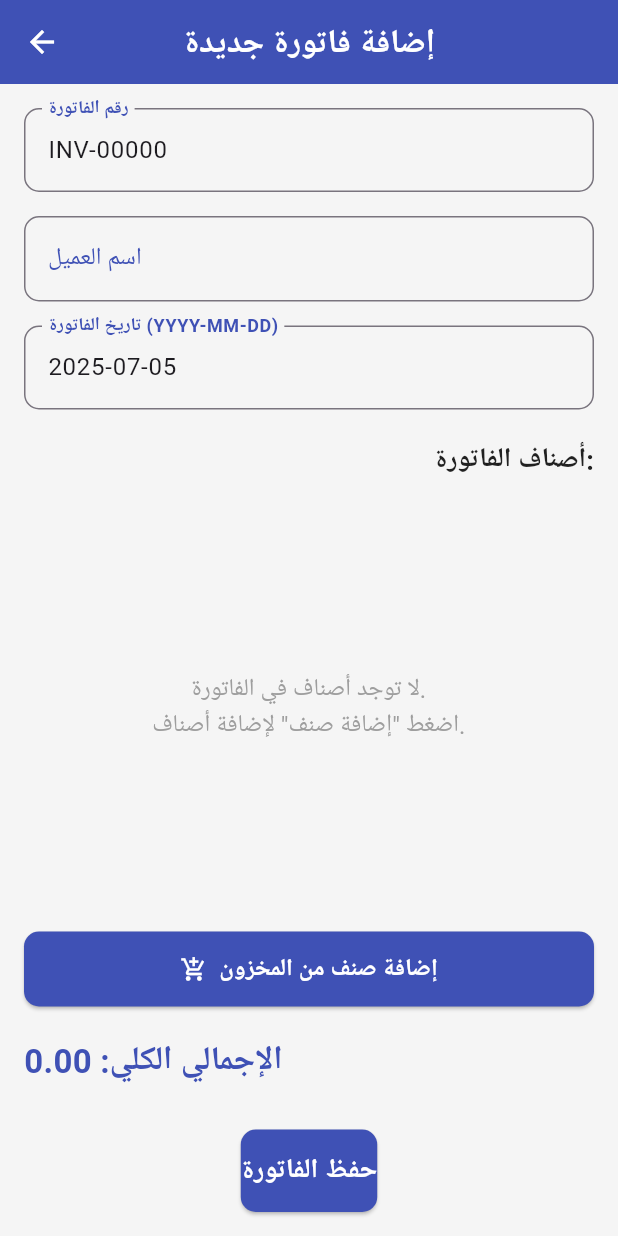
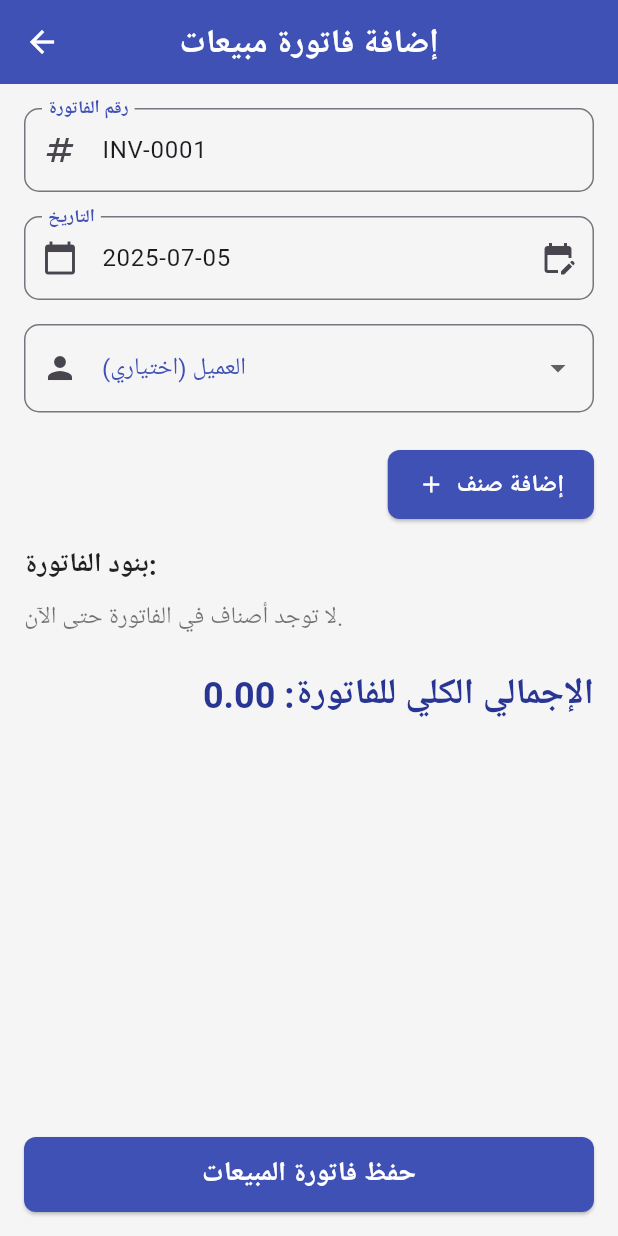
Before and after one commit to abdullah0564537441/mhasbb, a Flutter app: the AddEditInvoiceScreen screen opened by its route, on a phone screen of 412 x 824 dp. Run offline on Flutter 3.47's test engine with Material 3 defaults, Android fonts, the phone set to English and light mode, and no system bars; our stand-ins replace hive, hive_flutter, shared_preferences; accounts and stored records are empty.

Commit message:
Update add_edit_invoice_screen.dart

```diff
--- a/lib/screens/add_edit_invoice_screen.dart
+++ b/lib/screens/add_edit_invoice_screen.dart
@@ -1,19 +1,16 @@
+// lib/screens/add_edit_invoice_screen.dart
 import 'package:flutter/material.dart';
 import 'package:hive_flutter/hive_flutter.dart';
 import 'package:uuid/uuid.dart';
+import 'package:intl/intl.dart';
 
-// استيراد موديلات Hive
 import 'package:mhasbb/models/invoice.dart';
 import 'package:mhasbb/models/invoice_item.dart';
+import 'package:mhasbb/models/item.dart';
 import 'package:mhasbb/models/customer.dart';
-import 'package:mhasbb/models/item.dart'; // ⭐ تأكد من استيراد موديل Item
-
-// استيراد شاشة اختيار الأصناف الجديدة
-import 'package:mhasbb/screens/item_selection_screen.dart';
-
 
 class AddEditInvoiceScreen extends StatefulWidget {
-  final Invoice? invoice; // الفاتورة التي سيتم تعديلها (يمكن أن تكون null للإضافة)
+  final Invoice? invoice;
 
   const AddEditInvoiceScreen({super.key, this.invoice});
 
@@ -22,305 +19,402 @@ class AddEditInvoiceScreen extends StatefulWidget {
 }
 
 class _AddEditInvoiceScreenState extends State<AddEditInvoiceScreen> {
-  final _formKey = GlobalKey<FormState>(); // مفتاح للتحقق من صحة النموذج
+  final _formKey = GlobalKey<FormState>();
+  final Uuid uuid = const Uuid();
 
-  // المتحكمات (Controllers) لحقول الإدخال
   late TextEditingController _invoiceNumberController;
-  late TextEditingController _customerNameController; // مؤقتًا لاسم العميل
-  late TextEditingController _invoiceDateController;
-
-  List<InvoiceItem> _invoiceItems = []; // قائمة الأصناف في الفاتورة
-  double _totalAmount = 0.0; // إجمالي مبلغ الفاتورة
+  late TextEditingController _dateController;
+  Customer? _selectedCustomer;
+  final List<InvoiceItem> _invoiceItems = [];
 
   late Box<Invoice> invoicesBox;
-  late Box<Item> itemsBox; // ⭐ إضافة صندوق الأصناف
-  final Uuid uuid = const Uuid(); // لتوليد معرفات فريدة
+  late Box<Item> itemsBox;
+  late Box<Customer> customersBox;
+
+  DateTime _selectedDate = DateTime.now();
 
   @override
   void initState() {
     super.initState();
     invoicesBox = Hive.box<Invoice>('invoices_box');
-    itemsBox = Hive.box<Item>('items_box'); // ⭐ تهيئة صندوق الأصناف
+    itemsBox = Hive.box<Item>('items_box');
+    customersBox = Hive.box<Customer>('customers_box');
 
-    // تهيئة المتحكمات بناءً على ما إذا كنا نضيف فاتورة جديدة أو نعدل فاتورة موجودة
     if (widget.invoice == null) {
       // فاتورة جديدة
-      _invoiceNumberController = TextEditingController(text: _generateNewInvoiceNumber());
-      _customerNameController = TextEditingController();
-      _invoiceDateController = TextEditingController(text: _formatDate(DateTime.now()));
-      _invoiceItems = [];
-      _totalAmount = 0.0;
+      _invoiceNumberController = TextEditingController(text: _generateNextInvoiceNumber());
+      _selectedDate = DateTime.now();
+      _dateController = TextEditingController(text: DateFormat('yyyy-MM-dd').format(_selectedDate));
     } else {
       // تعديل فاتورة موجودة
       _invoiceNumberController = TextEditingController(text: widget.invoice!.invoiceNumber);
-      _customerNameController = TextEditingController(text: widget.invoice!.customerName);
-      _invoiceDateController = TextEditingController(text: _formatDate(widget.invoice!.invoiceDate));
-      _invoiceItems = List.from(widget.invoice!.items); // نسخ الأصناف الموجودة
-      _calculateTotalAmount(); // إعادة حساب الإجمالي
+      _selectedDate = widget.invoice!.date; // ⭐ تم التعديل هنا: invoiceDate إلى date
+      _dateController = TextEditingController(text: DateFormat('yyyy-MM-dd').format(_selectedDate));
+      _invoiceItems.addAll(widget.invoice!.items); // تم إزالة final من 'items' في Invoice
+      if (widget.invoice!.customerId != null) {
+        _selectedCustomer = customersBox.get(widget.invoice!.customerId);
       }
+    }
+  }
+
+  String _generateNextInvoiceNumber() {
+    final allInvoices = invoicesBox.values.toList();
+    final salesInvoices = allInvoices.where((inv) => inv.type == InvoiceType.sale).toList();
+    if (salesInvoices.isEmpty) {
+      return 'INV-0001';
+    }
+    // البحث عن أعلى رقم فاتورة مبيعات حالي
+    int maxNumber = 0;
+    for (var invoice in salesInvoices) {
+      if (invoice.invoiceNumber.startsWith('INV-')) {
+        try {
+          int currentNumber = int.parse(invoice.invoiceNumber.substring(4));
+          if (currentNumber > maxNumber) {
+            maxNumber = currentNumber;
+          }
+        } catch (e) {
+          // تجاهل الأخطاء إذا كان التنسيق غير صحيح
+        }
+      }
+    }
+    return 'INV-${(maxNumber + 1).toString().padLeft(4, '0')}';
   }
 
   @override
   void dispose() {
     _invoiceNumberController.dispose();
-    _customerNameController.dispose();
-    _invoiceDateController.dispose();
+    _dateController.dispose();
     super.dispose();
   }
 
-  // دالة لتوليد رقم فاتورة جديد (مثال بسيط)
-  String _generateNewInvoiceNumber() {
-    // يمكنك تحسين هذه الدالة لتوليد أرقام متسلسلة أو أكثر تعقيدًا
-    return 'INV-${DateTime.now().millisecondsSinceEpoch.toString().substring(8)}';
+  Future<void> _selectDate(BuildContext context) async {
+    final DateTime? picked = await showDatePicker(
+      context: context,
+      initialDate: _selectedDate,
+      firstDate: DateTime(2000),
+      lastDate: DateTime(2101),
+    );
+    if (picked != null && picked != _selectedDate) {
+      setState(() {
+        _selectedDate = picked;
+        _dateController.text = DateFormat('yyyy-MM-dd').format(_selectedDate);
+      });
+    }
   }
 
-  // دالة لتنسيق التاريخ
-  String _formatDate(DateTime date) {
-    // ⭐ هذا هو السطر الذي تم إصلاحه: تم حذف الحرف الزائد '숙'
-    return '${date.year}-${date.month.toString().padLeft(2, '0')}-${date.day.toString().padLeft(2, '0')}';
+  void _addInvoiceItem() {
+    showDialog(
+      context: context,
+      builder: (context) {
+        String? selectedItemName;
+        double quantity = 1.0;
+        double sellingPrice = 0.0; // سعر البيع لبند الفاتورة
+
+        return AlertDialog(
+          title: const Text('إضافة صنف للفاتورة'),
+          content: StatefulBuilder(
+            builder: (BuildContext context, StateSetter setState) {
+              return SingleChildScrollView(
+                child: Column(
+                  mainAxisSize: MainAxisSize.min,
+                  children: [
+                    DropdownButtonFormField<String>(
+                      decoration: InputDecoration(
+                        labelText: 'الصنف',
+                        border: OutlineInputBorder(borderRadius: BorderRadius.circular(10)),
+                      ),
+                      value: selectedItemName,
+                      items: itemsBox.values.map((item) {
+                        return DropdownMenuItem(
+                          value: item.name,
+                          child: Text(item.name),
+                        );
+                      }).toList(),
+                      onChanged: (value) {
+                        setState(() {
+                          selectedItemName = value;
+                          final selectedItem = itemsBox.values.firstWhere((item) => item.name == selectedItemName);
+                          sellingPrice = selectedItem.sellingPrice; // ⭐ استخدام sellingPrice من موديل Item
+                        });
+                      },
+                      validator: (value) {
+                        if (value == null) {
+                          return 'الرجاء اختيار صنف';
+                        }
+                        return null;
+                      },
+                    ),
+                    const SizedBox(height: 16),
+                    TextFormField(
+                      decoration: InputDecoration(
+                        labelText: 'الكمية',
+                        border: OutlineInputBorder(borderRadius: BorderRadius.circular(10)),
+                      ),
+                      keyboardType: TextInputType.number,
+                      initialValue: quantity.toString(),
+                      onChanged: (value) {
+                        quantity = double.tryParse(value) ?? 1.0;
+                      },
+                      validator: (value) {
+                        if (value == null || value.isEmpty || double.tryParse(value) == null || double.tryParse(value)! <= 0) {
+                          return 'الرجاء إدخال كمية صحيحة';
+                        }
+                        return null;
+                      },
+                    ),
+                    const SizedBox(height: 16),
+                    TextFormField(
+                      decoration: InputDecoration(
+                        labelText: 'سعر البيع',
+                        border: OutlineInputBorder(borderRadius: BorderRadius.circular(10)),
+                      ),
+                      keyboardType: TextInputType.number,
+                      initialValue: sellingPrice.toStringAsFixed(2),
+                      onChanged: (value) {
+                        sellingPrice = double.tryParse(value) ?? 0.0;
+                      },
+                      validator: (value) {
+                        if (value == null || value.isEmpty || double.tryParse(value) == null || double.tryParse(value)! < 0) {
+                          return 'الرجاء إدخال سعر صحيح';
+                        }
+                        return null;
+                      },
+                    ),
+                  ],
+                ),
+              );
+            },
+          ),
+          actions: <Widget>[
+            TextButton(
+              child: const Text('إلغاء'),
+              onPressed: () {
+                Navigator.of(context).pop();
+              },
+            ),
+            ElevatedButton(
+              onPressed: () {
+                if (selectedItemName != null && quantity > 0 && sellingPrice >= 0) {
+                  final newItem = InvoiceItem(
+                    itemId: itemsBox.values.firstWhere((item) => item.name == selectedItemName!).id,
+                    itemName: selectedItemName!,
+                    quantity: quantity,
+                    sellingPrice: sellingPrice,
+                    unit: itemsBox.values.firstWhere((item) => item.name == selectedItemName!).unit,
+                  );
+                  setState(() {
+                    _invoiceItems.add(newItem);
+                  });
+                  Navigator.of(context).pop();
+                }
+              },
+              child: const Text('إضافة'),
+            ),
+          ],
+        );
+      },
+    );
   }
 
-  // دالة لحساب الإجمالي الكلي للفاتورة
-  void _calculateTotalAmount() {
-    double total = 0.0;
-    for (var item in _invoiceItems) {
-      total += item.quantity * item.sellingPrice;
-    }
+  void _removeInvoiceItem(int index) {
     setState(() {
-      _totalAmount = total;
+      _invoiceItems.removeAt(index);
     });
   }
 
-  // دالة لحفظ الفاتورة
+  double _calculateTotal() {
+    double total = 0.0;
+    for (var item in _invoiceItems) {
+      total += item.quantity * item.sellingPrice; // ⭐ تم التعديل هنا: استخدام sellingPrice
+    }
+    return total;
+  }
+
   Future<void> _saveInvoice() async {
     if (_formKey.currentState!.validate()) {
       _formKey.currentState!.save();
 
       final String invoiceNumber = _invoiceNumberController.text.trim();
-      final String customerName = _customerNameController.text.trim();
-      final DateTime invoiceDate = DateTime.parse(_invoiceDateController.text);
-
-      if (_invoiceItems.isEmpty) {
-        ScaffoldMessenger.of(context).showSnackBar(
-          const SnackBar(content: Text('الرجاء إضافة أصناف إلى الفاتورة.')),
-        );
-        return;
-      }
-
-      // ⭐ المنطق الجديد لخصم الكميات من المخزون
-      for (var invoiceItem in _invoiceItems) {
-        final itemInInventory = itemsBox.get(invoiceItem.itemId);
-        if (itemInInventory != null) {
-          // تأكد من عدم الخصم إذا كانت الكمية المباعة أكبر من المتوفرة (يمكنك إضافة تحقق هنا)
-          if (itemInInventory.quantity >= invoiceItem.quantity) {
-            itemInInventory.quantity -= invoiceItem.quantity;
-            await itemsBox.put(itemInInventory.id, itemInInventory); // حفظ الصنف المحدث
-          } else {
-            // يمكنك هنا عرض رسالة خطأ أو تحذير إذا كانت الكمية غير كافية
-            ScaffoldMessenger.of(context).showSnackBar(
-              SnackBar(content: Text('الكمية المتوفرة من ${invoiceItem.itemName} غير كافية.')),
-            );
-            return; // إيقاف عملية الحفظ إذا كانت الكمية غير كافية
-          }
-        }
-      }
-
-      final newInvoice = Invoice(
-        id: widget.invoice?.id ?? uuid.v4(), // استخدم ID الموجود أو أنشئ واحدًا جديدًا
-        invoiceNumber: invoiceNumber,
-        customerName: customerName,
-        invoiceDate: invoiceDate,
-        items: _invoiceItems,
-        totalAmount: _totalAmount,
-      );
+      final String? customerId = _selectedCustomer?.id;
+      final String? customerName = _selectedCustomer?.name;
 
       if (widget.invoice == null) {
         // إضافة فاتورة جديدة
-        await invoicesBox.put(newInvoice.id, newInvoice); // استخدام ID الفاتورة كمفتاح
+        final newInvoice = Invoice(
+          id: uuid.v4(),
+          invoiceNumber: invoiceNumber,
+          type: InvoiceType.sale, // نوع الفاتورة: بيع
+          date: _selectedDate,
+          items: _invoiceItems,
+          customerId: customerId,
+          customerName: customerName,
+          supplierId: null, // فاتورة بيع لا تحتاج supplierId
+          supplierName: null, // فاتورة بيع لا تحتاج supplierName
+        );
+        await invoicesBox.put(newInvoice.id, newInvoice);
         ScaffoldMessenger.of(context).showSnackBar(
-          const SnackBar(content: Text('تم إضافة الفاتورة بنجاح!')),
+          const SnackBar(content: Text('تم إضافة فاتورة المبيعات بنجاح!')),
         );
       } else {
         // تحديث فاتورة موجودة
-        // ملاحظة: في حالة التعديل، قد تحتاج إلى منطق أكثر تعقيدًا لإعادة الكميات القديمة قبل خصم الجديدة
-        // لكن للتبسيط، سنفترض أن التعديل يتم على فاتورة جديدة أو لا يؤثر على الكميات المخزنية بشكل مباشر بعد الحفظ الأولي.
-        // أو يمكنك تطبيق منطق إعادة الكميات القديمة هنا قبل خصم الكميات الجديدة من _invoiceItems
-        await invoicesBox.put(widget.invoice!.key, newInvoice); // استخدام مفتاح الفاتورة الأصلي للتحديث
+        final existingInvoice = widget.invoice!;
+        existingInvoice.invoiceNumber = invoiceNumber;
+        existingInvoice.date = _selectedDate;
+        existingInvoice.items = _invoiceItems;
+        existingInvoice.customerId = customerId;
+        existingInvoice.customerName = customerName;
+
+        await existingInvoice.save();
         ScaffoldMessenger.of(context).showSnackBar(
-          const SnackBar(content: Text('تم تحديث الفاتورة بنجاح!')),
+          const SnackBar(content: Text('تم تحديث فاتورة المبيعات بنجاح!')),
         );
       }
-      Navigator.of(context).pop(); // العودة إلى شاشة فواتير البيع
+      Navigator.of(context).pop();
     }
-  }
-
-  // دالة جديدة لاختيار الأصناف من المخزون
-  Future<void> _selectItemsFromInventory() async {
-    final List<InvoiceItem>? selectedItems = await Navigator.push(
-      context,
-      MaterialPageRoute(
-        builder: (context) => ItemSelectionScreen(
-          existingInvoiceItems: _invoiceItems, // تمرير الأصناف الموجودة لتحديدها مسبقاً
-        ),
-      ),
-    );
-
-    if (selectedItems != null && selectedItems.isNotEmpty) {
-      setState(() {
-        _invoiceItems = selectedItems;
-        _calculateTotalAmount();
-      });
-    }
-  }
-
-  // دالة لحذف صنف من قائمة أصناف الفاتورة
-  void _deleteInvoiceItem(int index) {
-    setState(() {
-      _invoiceItems.removeAt(index);
-      _calculateTotalAmount();
-    });
   }
 
   @override
   Widget build(BuildContext context) {
     return Scaffold(
       appBar: AppBar(
-        title: Text(widget.invoice == null ? 'إضافة فاتورة جديدة' : 'تعديل فاتورة'),
+        title: Text(widget.invoice == null ? 'إضافة فاتورة مبيعات' : 'تعديل فاتورة مبيعات'),
         centerTitle: true,
       ),
       body: Form(
         key: _formKey,
-        child: Padding(
-          padding: const EdgeInsets.all(16.0),
         child: Column(
           children: [
-              // حقول تفاصيل الفاتورة
+            Expanded(
+              child: ListView(
+                padding: const EdgeInsets.all(16.0),
+                children: [
                   TextFormField(
                     controller: _invoiceNumberController,
                     decoration: InputDecoration(
                       labelText: 'رقم الفاتورة',
                       border: OutlineInputBorder(borderRadius: BorderRadius.circular(10)),
-                ),
-                readOnly: true, // رقم الفاتورة لا يتم تعديله يدوياً
-              ),
-              const SizedBox(height: 16),
-              TextFormField(
-                controller: _customerNameController,
-                decoration: InputDecoration(
-                  labelText: 'اسم العميل',
-                  border: OutlineInputBorder(borderRadius: BorderRadius.circular(10)),
-                  hintText: 'أدخل اسم العميل',
+                      prefixIcon: const Icon(Icons.numbers),
                     ),
                     validator: (value) {
-                  if (value == null || value.isEmpty) {
-                    return 'الرجاء إدخال اسم العميل';
+                      if (value == null || value.trim().isEmpty) {
+                        return 'الرجاء إدخال رقم الفاتورة';
                       }
                       return null;
                     },
                   ),
                   const SizedBox(height: 16),
                   TextFormField(
-                controller: _invoiceDateController,
+                    controller: _dateController,
                     decoration: InputDecoration(
-                  labelText: 'تاريخ الفاتورة (YYYY-MM-DD)',
+                      labelText: 'التاريخ',
                       border: OutlineInputBorder(borderRadius: BorderRadius.circular(10)),
+                      prefixIcon: const Icon(Icons.calendar_today),
+                      suffixIcon: IconButton(
+                        icon: const Icon(Icons.edit_calendar),
+                        onPressed: () => _selectDate(context),
                       ),
-                readOnly: true, // يمكن أن نجعله قابلاً للاختيار من منتقي التاريخ لاحقاً
-                onTap: () async {
-                  DateTime? pickedDate = await showDatePicker(
-                    context: context,
-                    initialDate: DateTime.now(),
-                    firstDate: DateTime(2000),
-                    lastDate: DateTime(2101),
+                    ),
+                    readOnly: true,
+                    onTap: () => _selectDate(context),
+                  ),
+                  const SizedBox(height: 16),
+                  ValueListenableBuilder<Box<Customer>>(
+                    valueListenable: customersBox.listenable(),
+                    builder: (context, box, _) {
+                      final customers = box.values.toList().cast<Customer>();
+                      return DropdownButtonFormField<Customer>(
+                        decoration: InputDecoration(
+                          labelText: 'العميل (اختياري)',
+                          border: OutlineInputBorder(borderRadius: BorderRadius.circular(10)),
+                          prefixIcon: const Icon(Icons.person),
+                        ),
+                        value: _selectedCustomer,
+                        items: [
+                          const DropdownMenuItem<Customer>(
+                            value: null,
+                            child: Text('بدون عميل'),
+                          ),
+                          ...customers.map((customer) {
+                            return DropdownMenuItem(
+                              value: customer,
+                              child: Text(customer.name),
                             );
-                  if (pickedDate != null) {
+                          }).toList(),
+                        ],
+                        onChanged: (customer) {
                           setState(() {
-                      _invoiceDateController.text = _formatDate(pickedDate);
+                            _selectedCustomer = customer;
                           });
-                  }
+                        },
+                      );
                     },
                   ),
-              const SizedBox(height: 20),
-
-              // قسم أصناف الفاتورة
+                  const SizedBox(height: 24),
                   Align(
                     alignment: Alignment.centerRight,
-                child: Text(
-                  'أصناف الفاتورة:',
+                    child: ElevatedButton.icon(
+                      onPressed: _addInvoiceItem,
+                      icon: const Icon(Icons.add),
+                      label: const Text('إضافة صنف'),
+                    ),
+                  ),
+                  const SizedBox(height: 16),
+                  Text(
+                    'بنود الفاتورة:',
                     style: Theme.of(context).textTheme.titleMedium,
                   ),
-              ),
-              const SizedBox(height: 10),
-              Expanded(
-                child: _invoiceItems.isEmpty
-                    ? const Center(
-                        child: Text(
-                          'لا توجد أصناف في الفاتورة.\nاضغط "إضافة صنف" لإضافة أصناف.',
-                          textAlign: TextAlign.center,
-                          style: TextStyle(color: Colors.grey),
-                        ),
-                      )
+                  const SizedBox(height: 8),
+                  _invoiceItems.isEmpty
+                      ? const Text('لا توجد أصناف في الفاتورة حتى الآن.')
                       : ListView.builder(
+                          shrinkWrap: true,
+                          physics: const NeverScrollableScrollPhysics(),
                           itemCount: _invoiceItems.length,
                           itemBuilder: (context, index) {
                             final item = _invoiceItems[index];
+                            final itemTotal = item.quantity * item.sellingPrice;
+                            final numberFormat = NumberFormat('#,##0.00', 'en_US');
+
                             return Card(
                               margin: const EdgeInsets.symmetric(vertical: 4.0),
-                            elevation: 2,
                               child: ListTile(
-                              title: Text('${item.itemName} (${item.quantity} ${item.unit})'),
+                                title: Text(item.itemName),
                                 subtitle: Text(
-                                'السعر: ${item.sellingPrice.toStringAsFixed(2)} | الإجمالي: ${(item.quantity * item.sellingPrice).toStringAsFixed(2)}',
+                                  'الكمية: ${item.quantity} ${item.unit} x السعر: ${numberFormat.format(item.sellingPrice)} = الإجمالي: ${numberFormat.format(itemTotal)}',
                                 ),
                                 trailing: IconButton(
                                   icon: const Icon(Icons.delete, color: Colors.red),
-                                onPressed: () => _deleteInvoiceItem(index),
+                                  onPressed: () => _removeInvoiceItem(index),
                                 ),
                               ),
                             );
                           },
                         ),
+                  const SizedBox(height: 24),
+                  Text(
+                    'الإجمالي الكلي للفاتورة: ${NumberFormat('#,##0.00', 'en_US').format(_calculateTotal())}',
+                    style: Theme.of(context).textTheme.titleLarge,
+                    textAlign: TextAlign.end,
                   ),
-              const SizedBox(height: 10),
-
-              // زر إضافة صنف (الآن سيفتح شاشة اختيار الأصناف)
-              ElevatedButton.icon(
-                onPressed: _selectItemsFromInventory,
-                icon: const Icon(Icons.add_shopping_cart),
-                label: const Text('إضافة صنف من المخزون'),
-                style: ElevatedButton.styleFrom(
-                  minimumSize: const Size.fromHeight(50), // زر بعرض كامل
-                  shape: RoundedRectangleBorder(borderRadius: BorderRadius.circular(10)),
+                ],
               ),
             ),
-              const SizedBox(height: 20),
-
-              // إجمالي الفاتورة
-              Align(
-                alignment: Alignment.centerLeft,
-                child: Text(
-                  'الإجمالي الكلي: ${_totalAmount.toStringAsFixed(2)}',
-                  style: const TextStyle(fontSize: 22, fontWeight: FontWeight.bold, color: Colors.indigo),
-                ),
-              ),
-              const SizedBox(height: 30),
-
-              // زر حفظ الفاتورة
-              ElevatedButton(
+            Padding(
+              padding: const EdgeInsets.all(16.0),
+              child: ElevatedButton(
                 onPressed: _saveInvoice,
                 style: ElevatedButton.styleFrom(
-                  padding: const EdgeInsets.symmetric(vertical: 15),
-                  shape: RoundedRectangleBorder(borderRadius: BorderRadius.circular(10)),
+                  minimumSize: const Size(double.infinity, 50),
                 ),
                 child: Text(
-                  widget.invoice == null ? 'حفظ الفاتورة' : 'تحديث الفاتورة',
+                  widget.invoice == null ? 'حفظ فاتورة المبيعات' : 'تحديث فاتورة المبيعات',
                   style: const TextStyle(fontSize: 18),
+                ),
               ),
             ),
           ],
         ),
       ),
-      ),
     );
   }
 }
```
Lines whose indentation alone changed are shown as unchanged.
